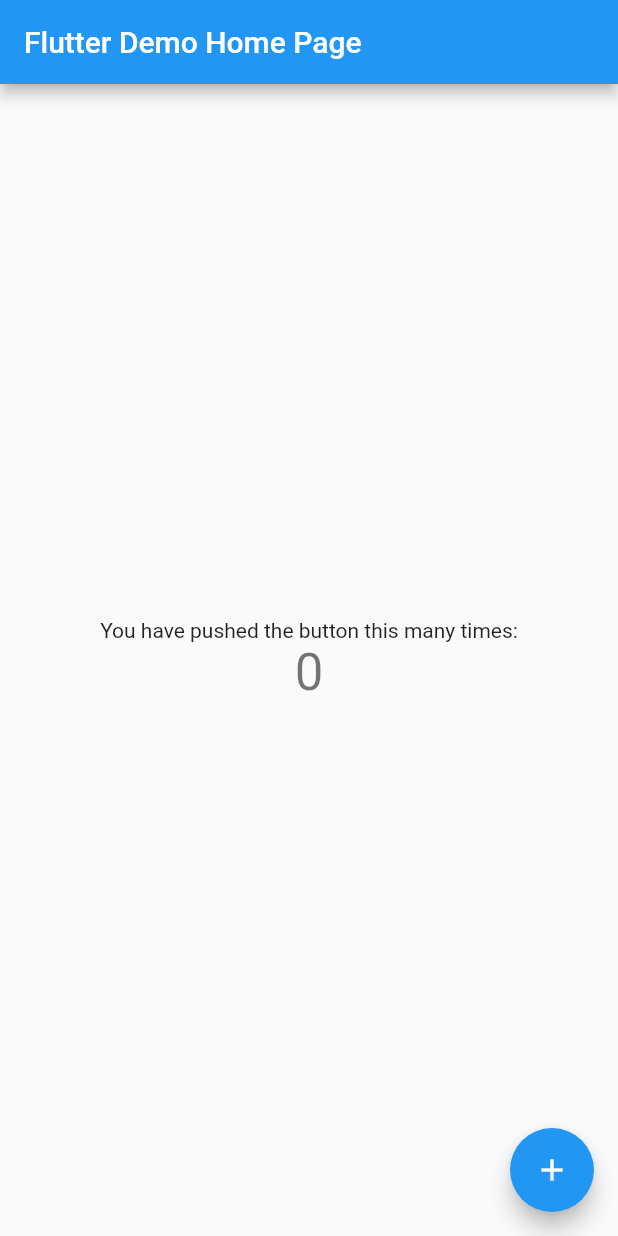
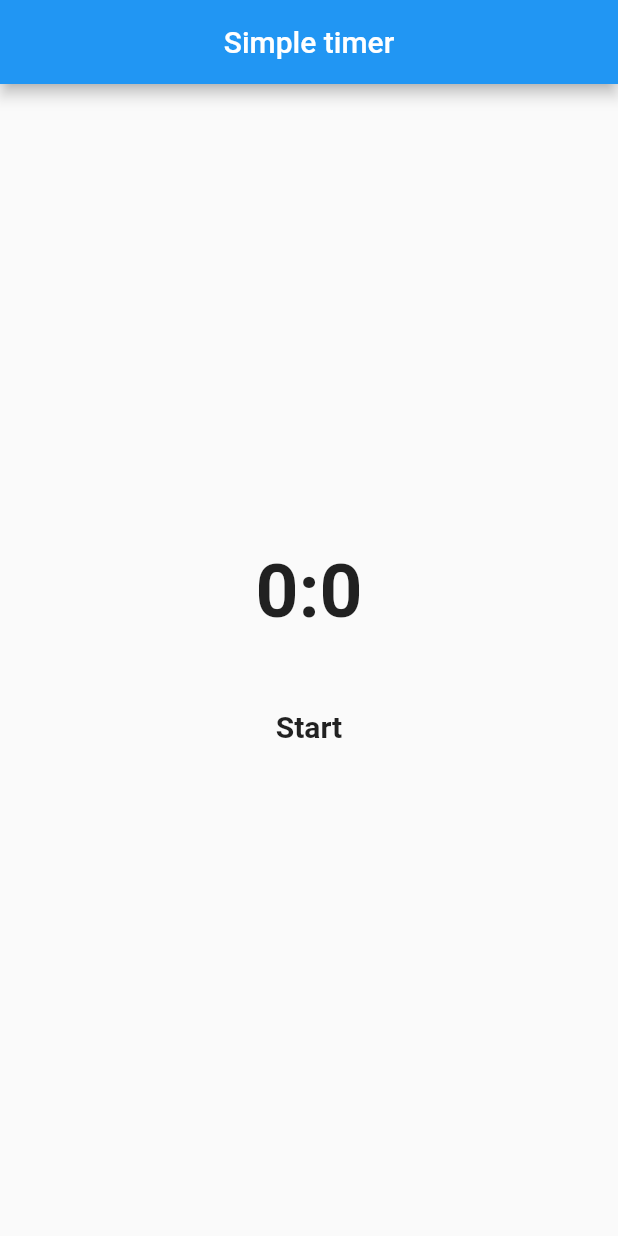
Before and after one commit to zastavropoulos/Simple-timer, a Flutter app: the screen it shows after launch, on a phone screen of 412 x 824 dp. Run offline on Flutter 3.47's test engine with Material 2 defaults, Android fonts, the phone set to English and light mode, and no system bars.

Commit message:
simple timer functionality

```diff
--- a/simple_timer/lib/main.dart
+++ b/simple_timer/lib/main.dart
@@ -1,3 +1,5 @@
+import 'dart:async';
+
 import 'package:flutter/material.dart';
 
 void main() {
@@ -9,39 +11,19 @@ class MyApp extends StatelessWidget {
   @override
   Widget build(BuildContext context) {
     return MaterialApp(
+      debugShowCheckedModeBanner: false,
       title: 'Flutter Demo',
       theme: ThemeData(
-        // This is the theme of your application.
-        //
-        // Try running your application with "flutter run". You'll see the
-        // application has a blue toolbar. Then, without quitting the app, try
-        // changing the primarySwatch below to Colors.green and then invoke
-        // "hot reload" (press "r" in the console where you ran "flutter run",
-        // or simply save your changes to "hot reload" in a Flutter IDE).
-        // Notice that the counter didn't reset back to zero; the application
-        // is not restarted.
         primarySwatch: Colors.blue,
-        // This makes the visual density adapt to the platform that you run
-        // the app on. For desktop platforms, the controls will be smaller and
-        // closer together (more dense) than on mobile platforms.
         visualDensity: VisualDensity.adaptivePlatformDensity,
       ),
-      home: MyHomePage(title: 'Flutter Demo Home Page'),
+      home: MyHomePage(title: 'Simple timer'),
     );
   }
 }
 
 class MyHomePage extends StatefulWidget {
   MyHomePage({Key key, this.title}) : super(key: key);
-
-  // This widget is the home page of your application. It is stateful, meaning
-  // that it has a State object (defined below) that contains fields that affect
-  // how it looks.
-
-  // This class is the configuration for the state. It holds the values (in this
-  // case the title) provided by the parent (in this case the App widget) and
-  // used by the build method of the State. Fields in a Widget subclass are
-  // always marked "final".
 
   final String title;
 
@@ -50,68 +32,69 @@ class MyHomePage extends StatefulWidget {
 }
 
 class _MyHomePageState extends State<MyHomePage> {
-  int _counter = 0;
+  bool _start = false;
+  int _minutes = 0;
+  int _seconds = 0;
+  Timer _timer;
+  String _buttonText = "Start";
 
-  void _incrementCounter() {
-    setState(() {
-      // This call to setState tells the Flutter framework that something has
-      // changed in this State, which causes it to rerun the build method below
-      // so that the display can reflect the updated values. If we changed
-      // _counter without calling setState(), then the build method would not be
-      // called again, and so nothing would appear to happen.
-      _counter++;
+  void _useTimer() {
+    if (_timer != null) {
+      _timer.cancel();
+    }
+    if (_start) {
+      _start = false;
+      _buttonText = "Start";
+    } else {
+      _start = true;
+      _buttonText = "Pause";
+    }
+    _timer = Timer.periodic(Duration(seconds: 1), (timer) {
+      setState(() {
+        if (_start) {
+          if (_seconds >= 59) {
+            _seconds = 0;
+            _minutes += 1;
+          } else {
+            _seconds += 1;
+          }
+        }
+      });
     });
   }
 
   @override
   Widget build(BuildContext context) {
-    // This method is rerun every time setState is called, for instance as done
-    // by the _incrementCounter method above.
-    //
-    // The Flutter framework has been optimized to make rerunning build methods
-    // fast, so that you can just rebuild anything that needs updating rather
-    // than having to individually change instances of widgets.
     return Scaffold(
       appBar: AppBar(
-        // Here we take the value from the MyHomePage object that was created by
-        // the App.build method, and use it to set our appbar title.
         title: Text(widget.title),
+        centerTitle: true,
       ),
       body: Center(
-        // Center is a layout widget. It takes a single child and positions it
-        // in the middle of the parent.
         child: Column(
-          // Column is also a layout widget. It takes a list of children and
-          // arranges them vertically. By default, it sizes itself to fit its
-          // children horizontally, and tries to be as tall as its parent.
-          //
-          // Invoke "debug painting" (press "p" in the console, choose the
-          // "Toggle Debug Paint" action from the Flutter Inspector in Android
-          // Studio, or the "Toggle Debug Paint" command in Visual Studio Code)
-          // to see the wireframe for each widget.
-          //
-          // Column has various properties to control how it sizes itself and
-          // how it positions its children. Here we use mainAxisAlignment to
-          // center the children vertically; the main axis here is the vertical
-          // axis because Columns are vertical (the cross axis would be
-          // horizontal).
           mainAxisAlignment: MainAxisAlignment.center,
           children: <Widget>[
             Text(
-              'You have pushed the button this many times:',
+              '$_minutes:$_seconds',
+              style: TextStyle(fontSize: 50, fontWeight: FontWeight.bold),
             ),
-            Text(
-              '$_counter',
-              style: Theme.of(context).textTheme.headline4,
+            SizedBox(
+              height: 30,
+            ),
+            SizedBox(
+              height: 60,
+              width: double.infinity,
+              child: FlatButton(
+                onPressed: _useTimer,
+                child: Text(
+                  "$_buttonText",
+                  style: TextStyle(fontSize: 20, fontWeight: FontWeight.bold),
+                ),
+              ),
             ),
           ],
         ),
       ),
-      floatingActionButton: FloatingActionButton(
-        onPressed: _incrementCounter,
-        tooltip: 'Increment',
-        child: Icon(Icons.add),
-      ), // This trailing comma makes auto-formatting nicer for build methods.
     );
   }
 }
```
